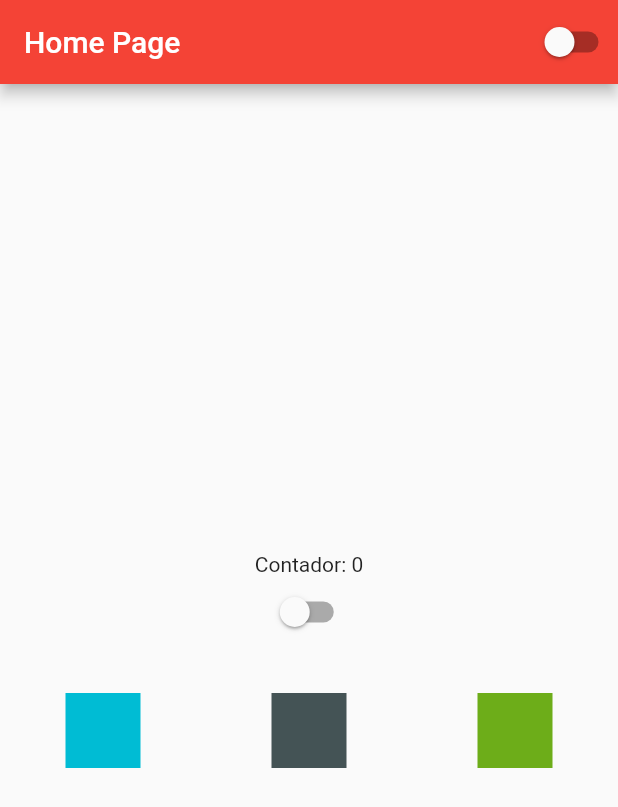
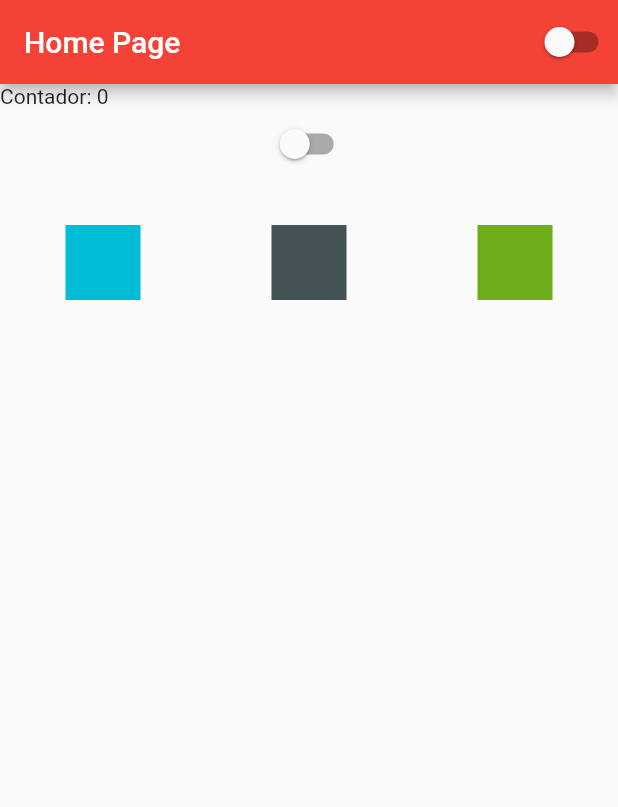
Before and after one commit to thak1996/studingflu, a Flutter app: the screen it shows after launch, on a phone screen of 412 x 824 dp. Shown: the top 807 px of the screen. Run offline on Flutter 3.47's test engine with Material 2 defaults, Android fonts, the light colour scheme and no system bars.

Commit message:
Aula 16 - Listview

```diff
--- a/lib/home_page.dart
+++ b/lib/home_page.dart
@@ -20,8 +20,7 @@ class _HomePageState extends State<HomePage> {
       body: Container(
         width: double.infinity,
         height: double.infinity,
-        child: Column(
-          mainAxisAlignment: MainAxisAlignment.center,
+        child: ListView(
           children: [
             Text('Contador: $counter'),
             CustomSwitch(),
```
